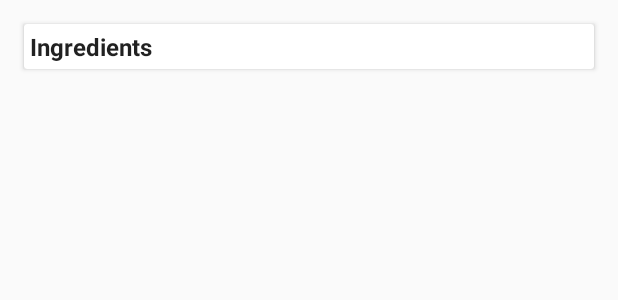
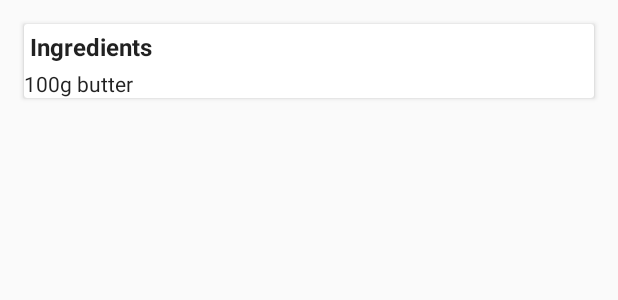
Before and after one commit to AndreeaMutu/baking-app, an Android app: the layout ingredients_card.xml on its own in the app's theme, with its tools: preview values and no code run, on a phone screen of 412 x 824 dp. Shown: the top 300 px of the screen. Run offline under Robolectric (Android 15) with nearby library versions, the phone set to English and light mode, and no system bars.

Commit message:
add ingredients content

```diff
--- a/app/src/main/res/layout/ingredients_card.xml
+++ b/app/src/main/res/layout/ingredients_card.xml
@@ -5,14 +5,28 @@
     android:layout_height="wrap_content"
     android:layout_marginLeft="16dp"
     android:layout_marginRight="16dp"
-
     android:layout_marginTop="@dimen/margin_size"
     app:cardCornerRadius="2dp">
 
-    <TextView
+    <LinearLayout
         android:layout_width="match_parent"
         android:layout_height="wrap_content"
-        android:padding="4dp"
-        android:text="@string/title_ingredients"
-        android:textAppearance="?attr/textAppearanceListItem" />
+        android:orientation="vertical">
+
+        <TextView
+            android:id="@+id/ingredients_title_tv"
+            android:layout_width="match_parent"
+            android:layout_height="wrap_content"
+            android:padding="4dp"
+            android:text="@string/title_ingredients"
+            android:textAppearance="?attr/textAppearanceListItem" />
+
+        <TextView xmlns:android="http://schemas.android.com/apk/res/android"
+            android:id="@+id/recipe_ingredients_tv"
+            style="@style/TextAppearance.AppCompat.Body1"
+            android:layout_width="match_parent"
+            android:layout_height="match_parent"
+            android:text="100g butter"/>
+    </LinearLayout>
+
 </android.support.v7.widget.CardView>
--- a/app/src/main/res/layout/step_list.xml
+++ b/app/src/main/res/layout/step_list.xml
@@ -7,7 +7,6 @@
     android:orientation="vertical">
 
     <include layout="@layout/ingredients_card"/>
-
 
     <android.support.v7.widget.RecyclerView
 
```
Also changed, not shown: app/src/main/java/com/andreea/baking_app/ui/RecipeDetailActivity.java (+13 -0 lines), app/src/main/res/layout/activity_recipe_detail.xml (+0 -42 lines).
